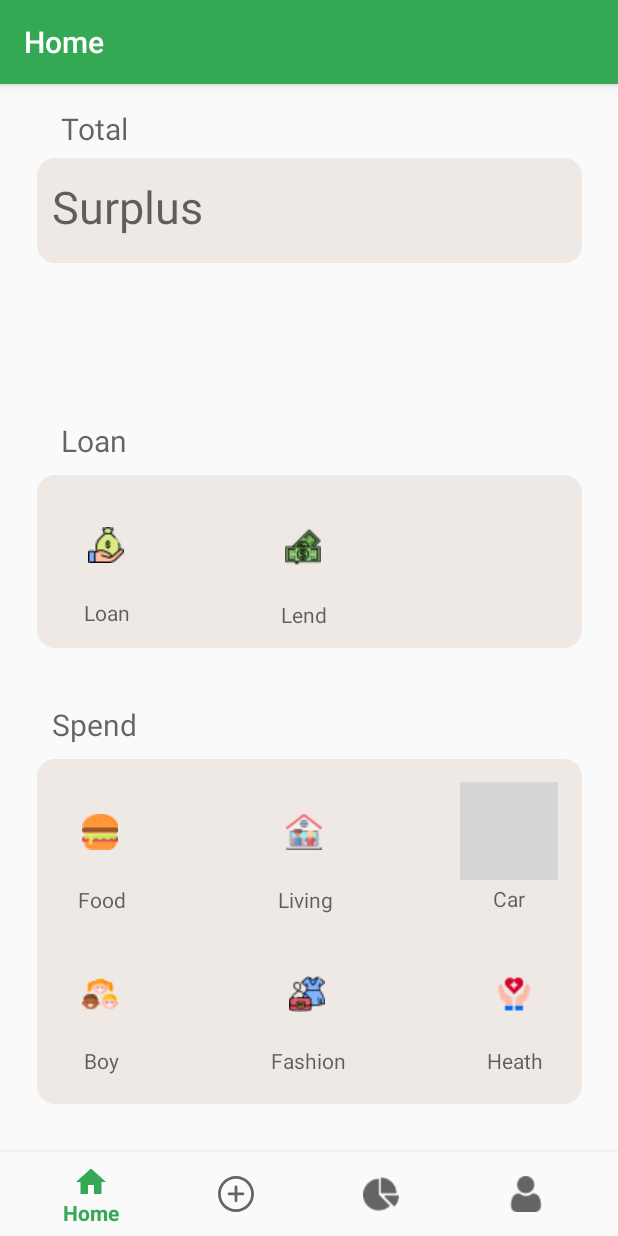
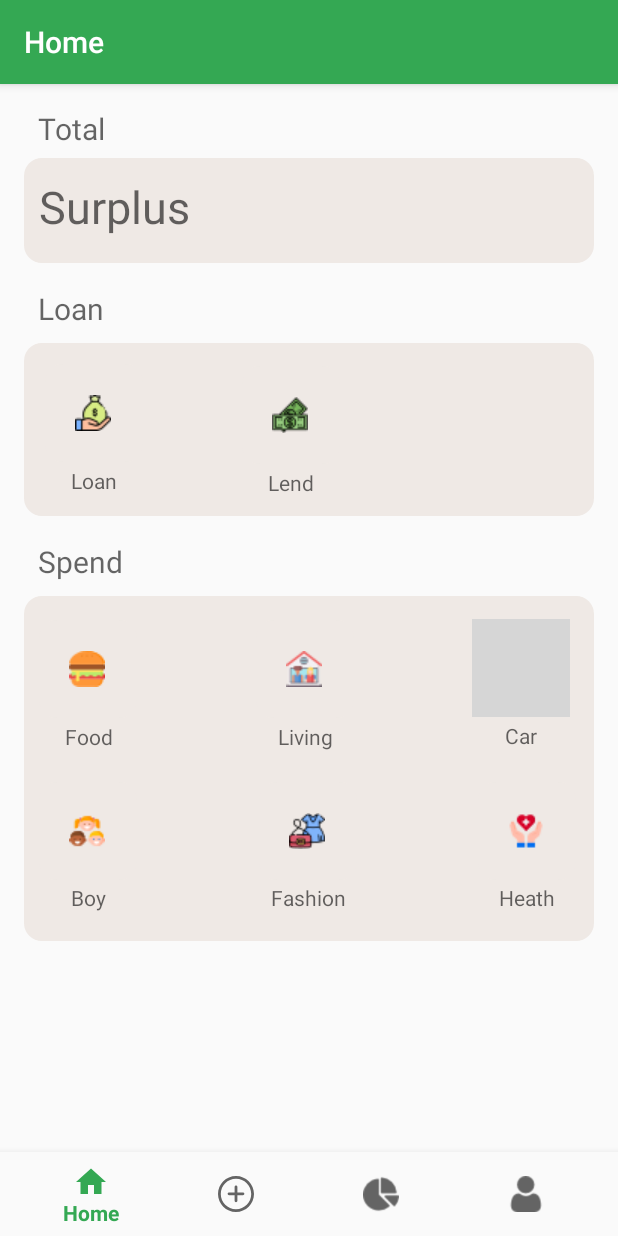
Before and after one commit to betonamu/MoneyManagement, an Android app: the screen it shows after launch once a user with an empty profile is signed in (MainActivity), on a phone screen of 412 x 824 dp. Run offline under Robolectric (Android 15) with nearby library versions, the phone set to English and light mode, and no system bars; our stand-ins replace Firebase (no records; nobody signed in at launch, a user with empty details on screens opened directly), navigation-ui; 1 statement that could not run was skipped; grey boxes are pictures that could not be loaded.

Commit message:
ScrollView Home Screen

```diff
--- a/app/src/main/res/layout/fragment_home.xml
+++ b/app/src/main/res/layout/fragment_home.xml
@@ -1,61 +1,68 @@
 <?xml version="1.0" encoding="utf-8"?>
-<androidx.constraintlayout.widget.ConstraintLayout xmlns:android="http://schemas.android.com/apk/res/android"
+<ScrollView
+    xmlns:android="http://schemas.android.com/apk/res/android"
     xmlns:app="http://schemas.android.com/apk/res-auto"
     xmlns:tools="http://schemas.android.com/tools"
     android:layout_width="match_parent"
     android:layout_height="match_parent"
     android:orientation="horizontal"
-    tools:context=".ui.home.HomeFragment">
+    >
+
+    <androidx.constraintlayout.widget.ConstraintLayout
+        android:layout_width="match_parent"
+        android:layout_height="match_parent"
+        tools:context=".ui.home.HomeFragment">
 
     <TextView
         android:id="@+id/tvTotal"
-        android:layout_width="94dp"
+        android:layout_width="wrap_content"
         android:layout_height="25dp"
         android:layout_marginTop="16dp"
+        android:layout_marginLeft="25dp"
         android:gravity="center"
         android:hint="@string/prompt_total"
         android:textSize="20dp"
-        app:layout_constraintEnd_toEndOf="parent"
-        app:layout_constraintHorizontal_bias="0.05"
         app:layout_constraintStart_toStartOf="parent"
         app:layout_constraintTop_toTopOf="parent" />
 
     <TextView
         android:id="@+id/tvSurplus"
-        android:layout_width="363dp"
+        android:layout_width="0dp"
         android:layout_height="70dp"
         android:layout_marginTop="8dp"
+        android:layout_marginStart="16dp"
+        android:layout_marginEnd="16dp"
         android:background="@drawable/edit_text_style"
         android:hint="@string/prompt_surplus"
         android:inputType="textEmailAddress"
         android:selectAllOnFocus="true"
         android:textSize="30dp"
-        app:layout_constraintBottom_toTopOf="@+id/tvLoan"
         app:layout_constraintEnd_toEndOf="parent"
         app:layout_constraintStart_toStartOf="parent"
-        app:layout_constraintTop_toBottomOf="@+id/tvTotal"
-        app:layout_constraintVertical_bias="0.0" />
+        app:layout_constraintTop_toBottomOf="@+id/tvTotal" />
 
     <TextView
         android:id="@+id/tvSpend"
-        android:layout_width="94dp"
+        android:layout_width="wrap_content"
         android:layout_height="30dp"
-        android:layout_marginStart="16dp"
-        android:layout_marginLeft="16dp"
+        android:layout_marginLeft="25dp"
         android:layout_marginBottom="8dp"
+        android:layout_marginTop="15dp"
         android:gravity="center"
         android:hint="@string/prompt_spend"
         android:textSize="20dp"
-        app:layout_constraintBottom_toTopOf="@+id/constraintLayoutSpend"
-        app:layout_constraintStart_toStartOf="parent" />
+        app:layout_constraintStart_toStartOf="parent"
+        app:layout_constraintTop_toBottomOf="@id/constraintLayout"/>
 
     <androidx.constraintlayout.widget.ConstraintLayout
         android:id="@+id/constraintLayoutSpend"
-        android:layout_width="363dp"
+        android:layout_width="0dp"
         android:layout_height="230dp"
-        android:layout_marginBottom="88dp"
+        android:layout_marginTop="8dp"
+        android:layout_marginStart="16dp"
+        android:layout_marginEnd="16dp"
         android:background="@drawable/edit_text_style"
-        app:layout_constraintBottom_toBottomOf="parent"
+        app:layout_constraintTop_toBottomOf="@id/tvSpend"
         app:layout_constraintEnd_toEndOf="parent"
         app:layout_constraintStart_toStartOf="parent">
 
@@ -191,13 +198,29 @@
 
     </androidx.constraintlayout.widget.ConstraintLayout>
 
+    <TextView
+        android:id="@+id/tvLoan"
+        android:layout_width="wrap_content"
+        android:layout_height="30dp"
+        android:layout_marginLeft="25dp"
+        android:layout_marginBottom="8dp"
+        android:layout_marginTop="15dp"
+        android:gravity="center"
+        android:hint="@string/prompt_loan"
+        android:textSize="20dp"
+        app:layout_constraintStart_toStartOf="parent"
+        app:layout_constraintTop_toBottomOf="@+id/tvSurplus"/>
+
     <androidx.constraintlayout.widget.ConstraintLayout
         android:id="@+id/constraintLayout"
-        android:layout_width="363dp"
+        android:layout_width="0dp"
         android:layout_height="115dp"
+        android:layout_marginTop="8dp"
+        android:layout_marginStart="16dp"
+        android:layout_marginEnd="16dp"
         android:layout_marginBottom="36dp"
         android:background="@drawable/edit_text_style"
-        app:layout_constraintBottom_toTopOf="@+id/tvSpend"
+        app:layout_constraintTop_toBottomOf="@id/tvLoan"
         app:layout_constraintEnd_toEndOf="parent"
         app:layout_constraintStart_toStartOf="parent">
 
@@ -247,29 +270,5 @@
             app:layout_constraintTop_toBottomOf="@+id/btnLend" />
 
     </androidx.constraintlayout.widget.ConstraintLayout>
-
-    <TextView
-        android:id="@+id/tvLoan"
-        android:layout_width="94dp"
-        android:layout_height="30dp"
-        android:layout_marginStart="16dp"
-        android:layout_marginLeft="16dp"
-        android:layout_marginBottom="8dp"
-        android:gravity="center"
-        android:hint="@string/prompt_loan"
-        android:textSize="20dp"
-        app:layout_constraintBottom_toTopOf="@+id/constraintLayout"
-        app:layout_constraintStart_toStartOf="parent" />
-
-    <!--    <com.example.doanjava.helpers.CurrencyEditText-->
-    <!--        android:id="@+id/money"-->
-    <!--        android:layout_width="351dp"-->
-    <!--        android:layout_height="wrap_content"-->
-    <!--        android:background="@drawable/edit_text_style"-->
-    <!--        android:hint="@string/enter_money"-->
-    <!--        app:layout_constraintBottom_toBottomOf="parent"-->
-    <!--        app:layout_constraintEnd_toEndOf="parent"-->
-    <!--        app:layout_constraintStart_toStartOf="parent"-->
-    <!--        app:layout_constraintTop_toBottomOf="@+id/constraintLayout" />-->
-
 </androidx.constraintlayout.widget.ConstraintLayout>
+    </ScrollView>
```
